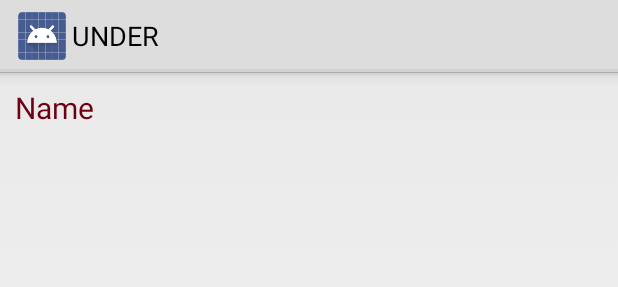
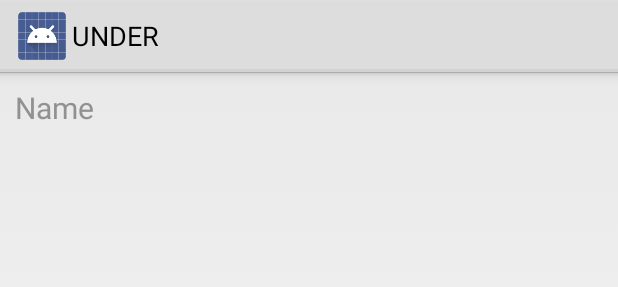
Before and after one commit to PoulpiFr/Pegasus, an Android app: the layout drawer_list_item.xml on its own in the app's theme, with its tools: preview values and no code run, on a phone screen of 412 x 824 dp. Shown: the top 287 px of the screen. Run offline under Robolectric (Android 15) with nearby library versions, the phone set to English and light mode, and no system bars.

Commit message:
Change Menu colors and labels

```diff
--- a/pegasus/src/main/java/fr/poulpi/pegasus/MainActivity.java
+++ b/pegasus/src/main/java/fr/poulpi/pegasus/MainActivity.java
@@ -46,7 +46,7 @@ public class MainActivity extends Activity implements StopFragment.OnFragmentInt
         mDrawerList = (ListView) findViewById(R.id.left_drawer);
 
         // Set the adapter for the list view
-        mDrawerList.setAdapter(new DrawerItemAdapter(this, new ArrayList<String>(Arrays.asList(mPlanetTitles))));
+        mDrawerList.setAdapter(new DrawerItemAdapter(this, new ArrayList<String>(Arrays.asList(mPlanetTitles)), mTitle));
         // Set the list's click listener
         mDrawerList.setOnItemClickListener(new DrawerItemClickListener());
 
--- a/pegasus/src/main/java/fr/poulpi/pegasus/adapters/DrawerItemAdapter.java
+++ b/pegasus/src/main/java/fr/poulpi/pegasus/adapters/DrawerItemAdapter.java
@@ -1,6 +1,7 @@
 package fr.poulpi.pegasus.adapters;
 
 import android.content.Context;
+import android.graphics.Color;
 import android.view.LayoutInflater;
 import android.view.View;
 import android.view.ViewGroup;
--- a/pegasus/src/main/res/layout/activity_main.xml
+++ b/pegasus/src/main/res/layout/activity_main.xml
@@ -15,7 +15,8 @@
         android:layout_gravity="start"
         android:choiceMode="singleChoice"
         android:background="#fff3f3f3"
-        android:divider="#0985B9"
+        android:padding="10dp"
+        android:divider="#D3D3D3"
         android:dividerHeight="1dp"
         />
 </android.support.v4.widget.DrawerLayout>
--- a/pegasus/src/main/res/layout/drawer_list_item.xml
+++ b/pegasus/src/main/res/layout/drawer_list_item.xml
@@ -1,12 +1,14 @@
 <LinearLayout xmlns:android="http://schemas.android.com/apk/res/android"
     android:layout_width="match_parent"
-    android:layout_height="match_parent" >
+    android:layout_height="match_parent"
+    android:background="?android:attr/activatedBackgroundIndicator"
+    >
     <TextView
         android:id="@+id/tvName"
         android:layout_width="wrap_content"
         android:layout_height="wrap_content"
         android:text="Name"
         android:layout_margin="10dp"
-        android:textColor="#6D0012"
+        android:textColor="#919191"
         android:textSize="20sp" />
 </LinearLayout>
```
Also changed, not shown: pegasus/src/main/res/values/arrays.xml (+4 -4 lines).
